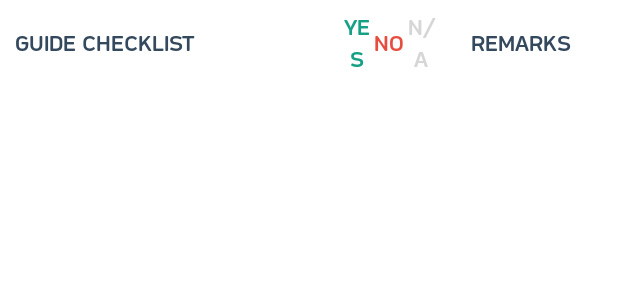
After one commit to ronnelraz/swinePC, an Android app: the layout checklist_header.xml on its own in the app's theme, with its tools: preview values and no code run, on a phone screen of 412 x 824 dp. The commit adds this screen. Shown: the top 300 px of the screen. Run offline under Robolectric (Android 15) with nearby library versions, the phone set to English and light mode, and no system bars; network calls fail.

Commit message:
2022/04/08 4:05 pm

```diff
--- a/app/build.gradle
+++ b/app/build.gradle
@@ -58,8 +58,7 @@ dependencies {
     implementation 'com.squareup.okhttp3:logging-interceptor:4.2.1'
 
     //JWT
-    implementation 'io.jsonwebtoken:jjwt-api:0.11.2'
-    runtimeOnly 'io.jsonwebtoken:jjwt-impl:0.11.2','io.jsonwebtoken:jjwt-jackson:0.11.2'
+
 
 
 }
--- a/app/src/main/java/com/ronnelrazo/physical_counting/tab_from.java
+++ b/app/src/main/java/com/ronnelrazo/physical_counting/tab_from.java
@@ -45,7 +45,7 @@ public class tab_from extends AppCompatActivity {
         headerDetails[3].setText(str_farmcode);
         headerDetails[4].setText(str_farmname);
 
-        tabs.addTab(tabs.newTab().setText("Contract"));
+        tabs.addTab(tabs.newTab().setText("Contact"));
         tabs.addTab(tabs.newTab().setText("Checklist"));
         tabs.addTab(tabs.newTab().setText("Breeder"));
         tabs.addTab(tabs.newTab().setText("Feed"));
--- /dev/null
+++ b/app/src/main/res/layout/checklist_header.xml
@@ -0,0 +1,64 @@
+<?xml version="1.0" encoding="utf-8"?>
+<LinearLayout xmlns:android="http://schemas.android.com/apk/res/android"
+    android:orientation="horizontal"
+    android:layout_width="match_parent"
+    android:gravity="center"
+    android:background="@color/white"
+    android:layout_height="60dp">
+
+
+    <TextView
+        android:layout_marginLeft="10dp"
+        android:layout_width="0dp"
+        android:layout_height="wrap_content"
+        android:layout_weight="2"
+        android:text="GUIDE CHECKLIST"
+        android:textColor="@color/black"
+        android:fontFamily="@font/cpf_imm_sook_semibold"
+        android:textSize="18sp"/>
+
+    <TextView
+        android:textAlignment="center"
+        android:layout_width="0dp"
+        android:layout_height="wrap_content"
+        android:layout_weight="0.2"
+        android:text="YES"
+        android:textColor="@color/purple_500"
+        android:fontFamily="@font/cpf_imm_sook_semibold"
+        android:textSize="18sp"/>
+
+    <TextView
+        android:textAlignment="center"
+        android:layout_width="0dp"
+        android:layout_height="wrap_content"
+        android:layout_weight="0.2"
+        android:text="NO"
+        android:textColor="@color/error"
+        android:fontFamily="@font/cpf_imm_sook_semibold"
+        android:textSize="18sp"/>
+
+    <TextView
+        android:textAlignment="center"
+        android:layout_width="0dp"
+        android:layout_height="wrap_content"
+        android:layout_weight="0.2"
+        android:text="N/A"
+        android:textColor="@color/main_disabled_stroke_color"
+        android:fontFamily="@font/cpf_imm_sook_semibold"
+        android:textSize="18sp"/>
+
+    <TextView
+        android:layout_marginRight="10dp"
+        android:textAlignment="center"
+        android:layout_width="0dp"
+        android:layout_height="wrap_content"
+        android:layout_weight="1"
+        android:text="REMARKS"
+        android:textColor="@color/black"
+        android:fontFamily="@font/cpf_imm_sook_semibold"
+        android:textSize="18sp"/>
+
+
+
+
+</LinearLayout>
```
Also changed, not shown: app/src/main/java/com/ronnelrazo/physical_counting/ListItem_Checklist.java (added, +9 -0 lines), app/src/main/java/com/ronnelrazo/physical_counting/adapter/Adapter_Checklist.java (added, +113 -0 lines), app/src/main/java/com/ronnelrazo/physical_counting/connection/APIInterface.java (+8 -0 lines), app/src/main/java/com/ronnelrazo/physical_counting/fragment/Tab_checklist.java (+130 -0 lines), app/src/main/java/com/ronnelrazo/physical_counting/model/modal_checklist_Details.java (added, +34 -0 lines), app/src/main/java/com/ronnelrazo/physical_counting/model/modal_checklist_SubDetails.java (added, +52 -0 lines), app/src/main/java/com/ronnelrazo/physical_counting/model/modal_checklist_maintopic.java (added, +26 -0 lines), app/src/main/res/layout/activity_tab_from.xml (+9 -9 lines), app/src/main/res/layout/fragment_checklist.xml (+9 -4 lines), app/src/main/res/layout/list_checklist_items.xml (added, +87 -0 lines), app/src/main/res/layout/main_topic.xml (added, +20 -0 lines), app/src/main/res/layout/sub_details_main_header.xml (added, +10 -0 lines), 29 other files.
